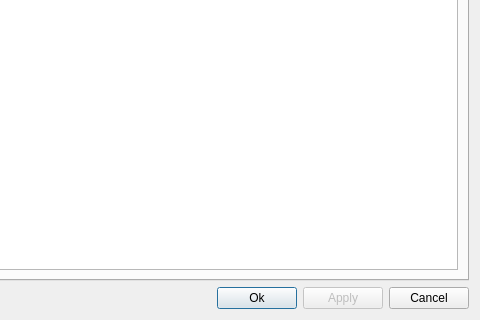
First picture: the form in gui/macrodialog.ui, repository matoom/frostbite, before the edit; both pictures show x 306 to 786 and y 153 to 473 of the 786 by 473 pixel window.
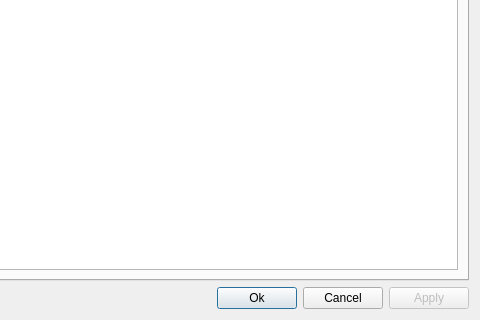
Second picture: the form after the edit. Icons and pictures are not drawn.

Patch:
```diff
--- a/gui/macrodialog.ui
+++ b/gui/macrodialog.ui
@@ -226,6 +226,13 @@
        </property>
       </widget>
      </item>
+     <item>
+      <widget class="QPushButton" name="cancelButton">
+       <property name="text">
+        <string>Cancel</string>
+       </property>
+      </widget>
+     </item>
      <item>
       <widget class="QPushButton" name="applyButton">
        <property name="enabled">
@@ -236,13 +243,6 @@
        </property>
       </widget>
      </item>
-     <item>
-      <widget class="QPushButton" name="cancelButton">
-       <property name="text">
-        <string>Cancel</string>
-       </property>
-      </widget>
-     </item>
     </layout>
    </item>
   </layout>
```
